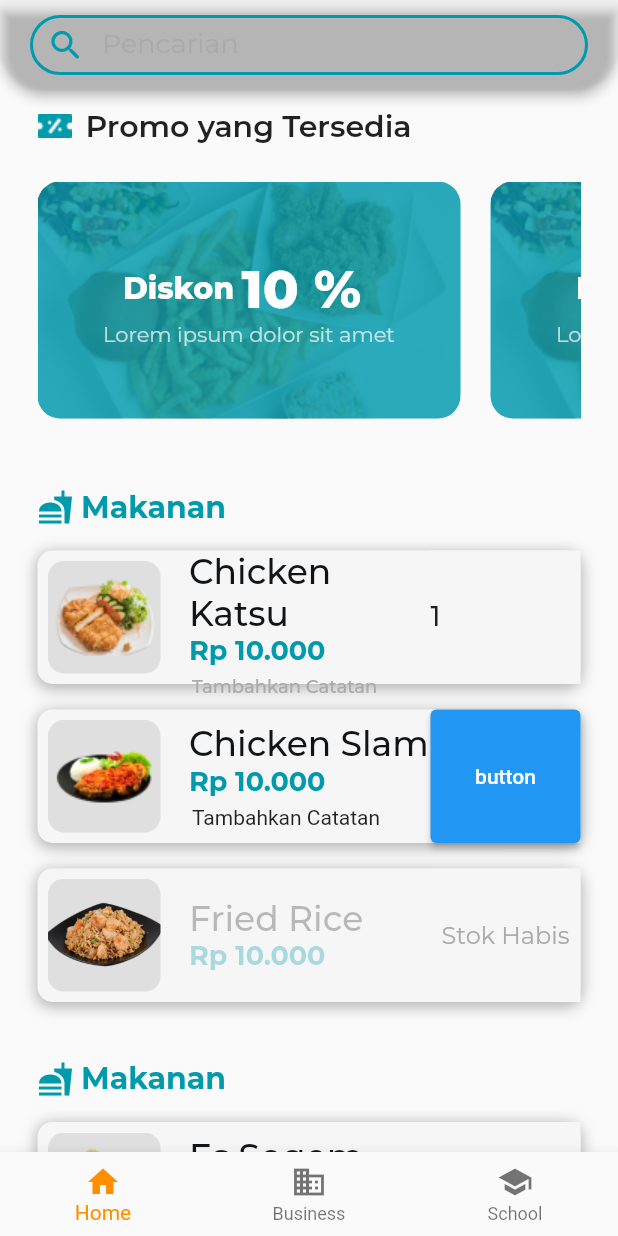
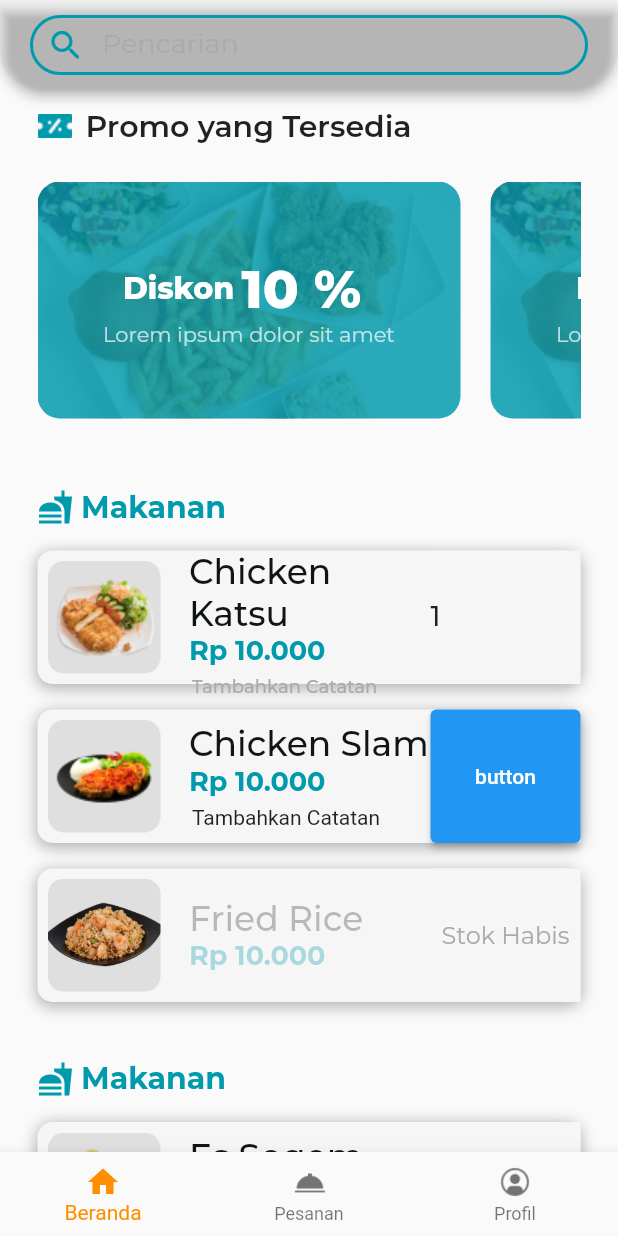
Before and after one commit to mlatifr/java_code, a Flutter app: the Beranda screen opened directly, on a phone screen of 412 x 824 dp. Run offline on Flutter 3.47's test engine with Material 2 defaults, Android fonts, the phone set to English and light mode, and no system bars; our stand-ins replace google_fonts.

Commit message:
BerandaNavbarIcon

```diff
--- a/lib/beranda/beranda.dart
+++ b/lib/beranda/beranda.dart
@@ -25,15 +25,15 @@ class _BerandaState extends State<Beranda> {
         items: const <BottomNavigationBarItem>[
           BottomNavigationBarItem(
             icon: Icon(Icons.home),
-            label: 'Home',
+            label: 'Beranda',
           ),
           BottomNavigationBarItem(
-            icon: Icon(Icons.business),
-            label: 'Business',
+            icon: ImageIcon(AssetImage('assets/Beranda/pesanan_icon.png')),
+            label: 'Pesanan',
           ),
           BottomNavigationBarItem(
-            icon: Icon(Icons.school),
-            label: 'School',
+            icon: ImageIcon(AssetImage('assets/Beranda/profil_icon.png')),
+            label: 'Profil',
           ),
         ],
         currentIndex: _selectedIndex,
--- a/pubspec.yaml
+++ b/pubspec.yaml
@@ -75,6 +75,8 @@ flutter:
     - assets/Beranda/chicken_slam.png
     - assets/Beranda/nasi_goreng.png
     - assets/Beranda/es_sogem.png
+    - assets/Beranda/pesanan_icon.png
+    - assets/Beranda/profil_icon.png
   # An image asset can refer to one or more resolution-specific "variants", see
   # https://flutter.dev/assets-and-images/#resolution-aware.
 
```
Also changed, not shown: assets/Beranda/pesanan_icon.png (added), assets/Beranda/profil_icon.png (added).
